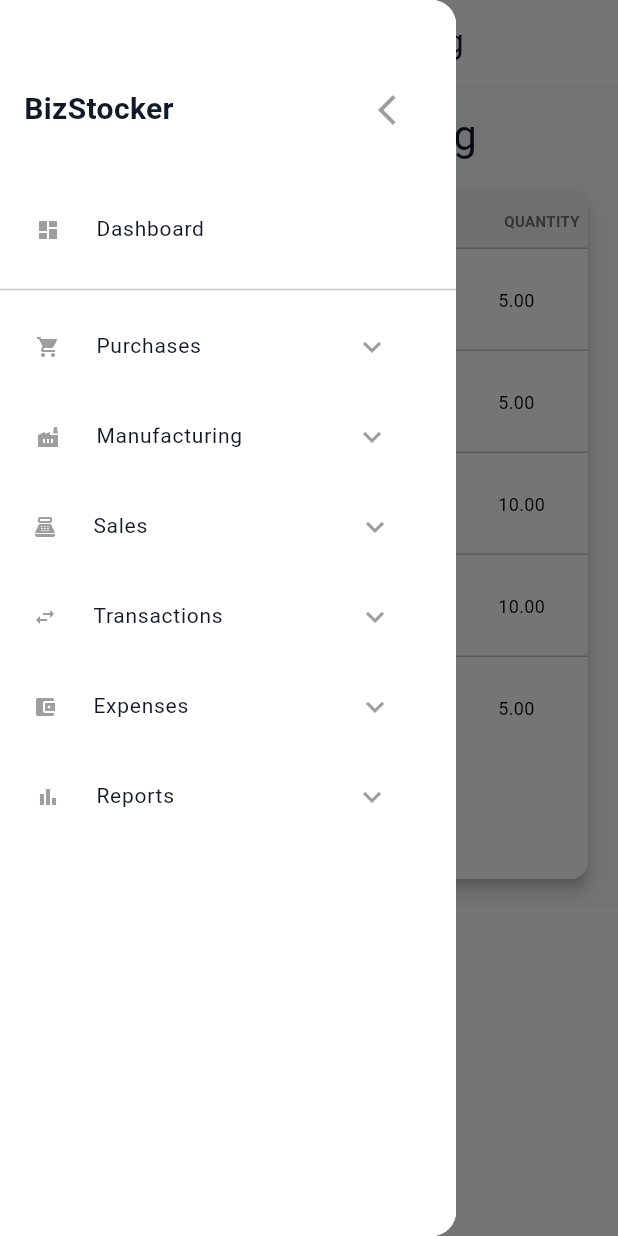
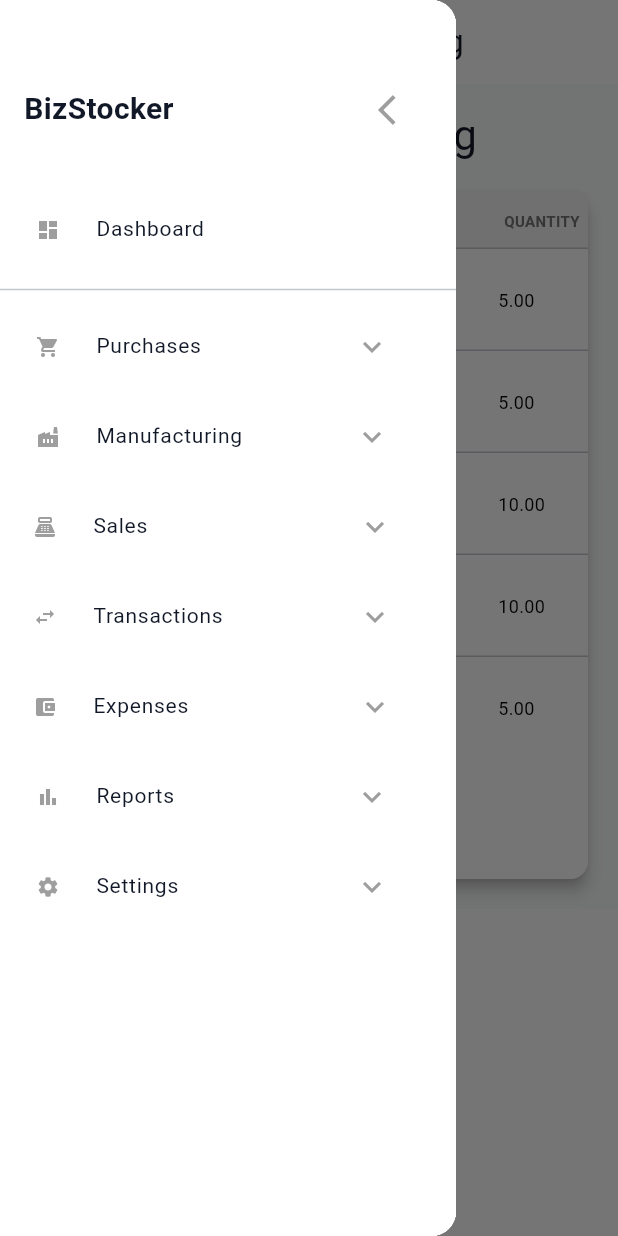
Before and after one commit to humza-42/bizstocker, a Flutter app: the AccountsPayableAgingScreen screen opened by its route, with the side drawer open, on a phone screen of 412 x 824 dp. Run offline on Flutter 3.47's test engine with Material 3 defaults, Android fonts, the phone set to English and light mode, and no system bars; drawn by our look-alikes of flutter_animate.

Commit message:
Added settings tile and screen

```diff
--- /dev/null
+++ b/lib/Drawer_List_Contents/expansion_settings_tile.dart
@@ -0,0 +1,268 @@
+import 'package:flutter/material.dart';
+
+class SettingsExpansionTile extends StatefulWidget {
+  final String? selectedRoute;
+  final ValueChanged<String> onSelect;
+
+  const SettingsExpansionTile({
+    super.key,
+    required this.selectedRoute,
+    required this.onSelect,
+  });
+
+  @override
+  State<SettingsExpansionTile> createState() => _SettingsExpansionTileState();
+}
+
+class _SettingsExpansionTileState extends State<SettingsExpansionTile>
+    with SingleTickerProviderStateMixin {
+  bool _isExpanded = false;
+  late AnimationController _controller;
+
+  @override
+  void initState() {
+    super.initState();
+    _controller = AnimationController(
+      duration: const Duration(milliseconds: 500),
+      vsync: this,
+    );
+  }
+
+  @override
+  void dispose() {
+    _controller.dispose();
+    super.dispose();
+  }
+
+  void _toggleExpanded() {
+    setState(() {
+      _isExpanded = !_isExpanded;
+      if (_isExpanded) {
+        _controller.forward();
+      } else {
+        _controller.reverse();
+      }
+    });
+  }
+
+  @override
+  Widget build(BuildContext context) {
+    bool isSettingsSelected = widget.selectedRoute == '/settings';
+    bool isCompanySelected = widget.selectedRoute == '/settings_company';
+    bool isUsersSelected = widget.selectedRoute == '/settings_users';
+    bool isGroupsSelected = widget.selectedRoute == '/settings_groups';
+
+    return Column(
+      children: [
+        Container(
+          margin: const EdgeInsets.symmetric(horizontal: 8, vertical: 2),
+          decoration: BoxDecoration(
+            color: isSettingsSelected
+                ? Theme.of(
+                    context,
+                  ).colorScheme.primaryContainer.withOpacity(0.3)
+                : Colors.transparent,
+            borderRadius: BorderRadius.circular(8),
+            border: isSettingsSelected
+                ? Border.all(
+                    color: Theme.of(
+                      context,
+                    ).colorScheme.primary.withOpacity(0.5),
+                  )
+                : null,
+          ),
+          child: ListTile(
+            leading: Icon(
+              Icons.settings,
+              color: isSettingsSelected
+                  ? Theme.of(context).colorScheme.primary
+                  : Colors.grey,
+              size: 16,
+            ),
+            title: GestureDetector(
+              onTap: () {
+                widget.onSelect('/settings');
+                Navigator.pushNamed(context, '/settings');
+              },
+              child: Text(
+                'Settings',
+                style: TextStyle(
+                  color: isSettingsSelected
+                      ? Theme.of(context).colorScheme.primary
+                      : null,
+                  fontWeight: isSettingsSelected
+                      ? FontWeight.bold
+                      : FontWeight.normal,
+                  fontSize: 14.0,
+                ),
+              ),
+            ),
+            trailing: IconButton(
+              icon: Icon(
+                _isExpanded ? Icons.expand_less : Icons.expand_more,
+                color: Colors.grey,
+              ),
+              onPressed: _toggleExpanded,
+            ),
+            selected: isSettingsSelected,
+            selectedTileColor: Colors.transparent,
+            onTap: () {
+              widget.onSelect('/settings');
+              Navigator.pushNamed(context, '/settings');
+            },
+          ),
+        ),
+        // Company
+        SizeTransition(
+          sizeFactor: _controller,
+          axisAlignment: -1.0,
+          child: Container(
+            margin: const EdgeInsets.symmetric(horizontal: 16, vertical: 4),
+            decoration: BoxDecoration(
+              color: isCompanySelected
+                  ? Theme.of(
+                      context,
+                    ).colorScheme.primaryContainer.withOpacity(0.3)
+                  : Colors.transparent,
+              borderRadius: BorderRadius.circular(8),
+              border: isCompanySelected
+                  ? Border.all(
+                      color: Theme.of(
+                        context,
+                      ).colorScheme.primary.withOpacity(0.5),
+                    )
+                  : null,
+            ),
+            child: ListTile(
+              leading: Icon(
+                Icons.business,
+                color: isCompanySelected
+                    ? Theme.of(context).colorScheme.primary
+                    : Colors.grey,
+                size: 16,
+              ),
+              title: Text(
+                'Company',
+                style: TextStyle(
+                  color: isCompanySelected
+                      ? Theme.of(context).colorScheme.primary
+                      : null,
+                  fontWeight: isCompanySelected
+                      ? FontWeight.bold
+                      : FontWeight.normal,
+                  fontSize: 16.0,
+                ),
+              ),
+              selected: isCompanySelected,
+              selectedTileColor: Colors.transparent,
+              onTap: () {
+                widget.onSelect('/settings_company');
+                Navigator.pushNamed(context, '/settings_company');
+              },
+            ),
+          ),
+        ),
+        // Users
+        SizeTransition(
+          sizeFactor: _controller,
+          axisAlignment: -1.0,
+          child: Container(
+            margin: const EdgeInsets.symmetric(horizontal: 16, vertical: 4),
+            decoration: BoxDecoration(
+              color: isUsersSelected
+                  ? Theme.of(
+                      context,
+                    ).colorScheme.primaryContainer.withOpacity(0.3)
+                  : Colors.transparent,
+              borderRadius: BorderRadius.circular(8),
+              border: isUsersSelected
+                  ? Border.all(
+                      color: Theme.of(
+                        context,
+                      ).colorScheme.primary.withOpacity(0.5),
+                    )
+                  : null,
+            ),
+            child: ListTile(
+              leading: Icon(
+                Icons.people,
+                color: isUsersSelected
+                    ? Theme.of(context).colorScheme.primary
+                    : Colors.grey,
+                size: 16,
+              ),
+              title: Text(
+                'Users',
+                style: TextStyle(
+                  color: isUsersSelected
+                      ? Theme.of(context).colorScheme.primary
+                      : null,
+                  fontWeight: isUsersSelected
+                      ? FontWeight.bold
+                      : FontWeight.normal,
+                  fontSize: 16.0,
+                ),
+              ),
+              selected: isUsersSelected,
+              selectedTileColor: Colors.transparent,
+              onTap: () {
+                widget.onSelect('/settings_users');
+                Navigator.pushNamed(context, '/settings_users');
+              },
+            ),
+          ),
+        ),
+        // Groups
+        SizeTransition(
+          sizeFactor: _controller,
+          axisAlignment: -1.0,
+          child: Container(
+            margin: const EdgeInsets.symmetric(horizontal: 16, vertical: 4),
+            decoration: BoxDecoration(
+              color: isGroupsSelected
+                  ? Theme.of(
+                      context,
+                    ).colorScheme.primaryContainer.withOpacity(0.3)
+                  : Colors.transparent,
+              borderRadius: BorderRadius.circular(8),
+              border: isGroupsSelected
+                  ? Border.all(
+                      color: Theme.of(
+                        context,
+                      ).colorScheme.primary.withOpacity(0.5),
+                    )
+                  : null,
+            ),
+            child: ListTile(
+              leading: Icon(
+                Icons.group,
+                color: isGroupsSelected
+                    ? Theme.of(context).colorScheme.primary
+                    : Colors.grey,
+                size: 16,
+              ),
+              title: Text(
+                'Groups',
+                style: TextStyle(
+                  color: isGroupsSelected
+                      ? Theme.of(context).colorScheme.primary
+                      : null,
+                  fontWeight: isGroupsSelected
+                      ? FontWeight.bold
+                      : FontWeight.normal,
+                  fontSize: 16.0,
+                ),
+              ),
+              selected: isGroupsSelected,
+              selectedTileColor: Colors.transparent,
+              onTap: () {
+                widget.onSelect('/settings_groups');
+                Navigator.pushNamed(context, '/settings_groups');
+              },
+            ),
+          ),
+        ),
+      ],
+    );
+  }
+}
--- /dev/null
+++ b/lib/Screens/Settings/company_screen.dart
@@ -0,0 +1,21 @@
+import 'package:flutter/material.dart';
+
+class CompanyScreen extends StatelessWidget {
+  const CompanyScreen({super.key});
+
+  @override
+  Widget build(BuildContext context) {
+    return Scaffold(
+      appBar: AppBar(
+        title: const Text('Company Settings'),
+        leading: IconButton(
+          onPressed: () {
+            Navigator.pop(context);
+          },
+          icon: Icon(Icons.arrow_back_ios, color: Colors.black),
+        ),
+      ),
+      body: const Center(child: Text('Company Settings Screen')),
+    );
+  }
+}
--- /dev/null
+++ b/lib/Screens/Settings/groups_screen.dart
@@ -0,0 +1,21 @@
+import 'package:flutter/material.dart';
+
+class GroupsScreen extends StatelessWidget {
+  const GroupsScreen({super.key});
+
+  @override
+  Widget build(BuildContext context) {
+    return Scaffold(
+      appBar: AppBar(
+        title: const Text('Groups Settings'),
+        leading: IconButton(
+          onPressed: () {
+            Navigator.pop(context);
+          },
+          icon: Icon(Icons.arrow_back_ios, color: Colors.black),
+        ),
+      ),
+      body: const Center(child: Text('Groups Settings Screen')),
+    );
+  }
+}
--- /dev/null
+++ b/lib/Screens/Settings/settings_screen.dart
@@ -0,0 +1,13 @@
+import 'package:flutter/material.dart';
+
+class SettingsScreen extends StatelessWidget {
+  const SettingsScreen({super.key});
+
+  @override
+  Widget build(BuildContext context) {
+    return Scaffold(
+      appBar: AppBar(title: const Text('Settings')),
+      body: const Center(child: Text('Settings Screen')),
+    );
+  }
+}
--- /dev/null
+++ b/lib/Screens/Settings/users_screen.dart
@@ -0,0 +1,21 @@
+import 'package:flutter/material.dart';
+
+class UsersScreen extends StatelessWidget {
+  const UsersScreen({super.key});
+
+  @override
+  Widget build(BuildContext context) {
+    return Scaffold(
+      appBar: AppBar(
+        title: const Text('Users Settings'),
+        leading: IconButton(
+          onPressed: () {
+            Navigator.pop(context);
+          },
+          icon: Icon(Icons.arrow_back_ios, color: Colors.black),
+        ),
+      ),
+      body: const Center(child: Text('Users Settings Screen')),
+    );
+  }
+}
--- a/lib/Widgets/custom_drawer.dart
+++ b/lib/Widgets/custom_drawer.dart
@@ -2,6 +2,7 @@ import 'package:biz_stocker/Drawer_List_Contents/expansion_expenses_tile.dart';
 import 'package:biz_stocker/Drawer_List_Contents/expansion_reports_tile.dart';
 import 'package:biz_stocker/Drawer_List_Contents/expansion_sales_tile.dart';
 import 'package:biz_stocker/Drawer_List_Contents/expansion_transaction_tile.dart';
+import 'package:biz_stocker/Drawer_List_Contents/expansion_settings_tile.dart';
 
 import '../Drawer_List_Contents/dashboard_item.dart';
 import './drawer_header.dart';
@@ -180,7 +181,19 @@ class _CustomDrawerState extends State<CustomDrawer>
                         curve: Curves.easeOut,
                         delay: 700.ms,
                       ),
-                  // const SettingsExpansionTile(),
+                  SettingsExpansionTile(
+                        selectedRoute: _selectedRoute,
+                        onSelect: _handleItemSelect,
+                      )
+                      .animate()
+                      .fadeIn(duration: 300.ms)
+                      .slideX(
+                        duration: 500.ms,
+                        begin: -1.0,
+                        end: 0.0,
+                        curve: Curves.easeOut,
+                        delay: 800.ms,
+                      ),
                 ],
               ),
             ),
--- a/lib/main.dart
+++ b/lib/main.dart
@@ -3,6 +3,10 @@ import 'package:biz_stocker/Screens/Sales/customers_screen.dart';
 import 'package:biz_stocker/Screens/Sales/returns_screen.dart' as sales_returns;
 
 import 'Screens/dashboard_screen.dart';
+import 'Screens/Settings/settings_screen.dart';
+import 'Screens/Settings/company_screen.dart';
+import 'Screens/Settings/users_screen.dart';
+import 'Screens/Settings/groups_screen.dart';
 
 import 'Screens/Purchases/orders_screen.dart' as purchase_orders;
 import 'Screens/Purchases/returns_screen.dart' as purchase_returns;
@@ -117,6 +121,10 @@ class MyApp extends StatelessWidget {
             const AccountsReceivableAgingScreen(),
         '/accounts_payable_aging': (context) =>
             const AccountsPayableAgingScreen(),
+        '/settings': (context) => const SettingsScreen(),
+        '/settings_company': (context) => const CompanyScreen(),
+        '/settings_users': (context) => const UsersScreen(),
+        '/settings_groups': (context) => const GroupsScreen(),
       },
     );
   }
```
